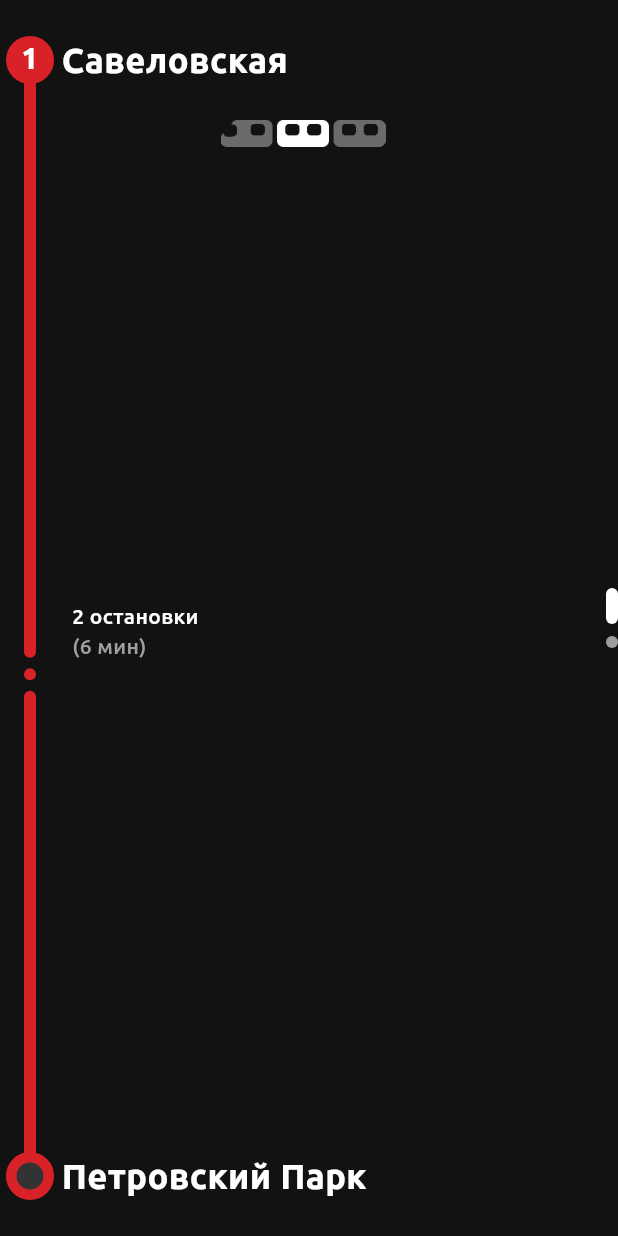
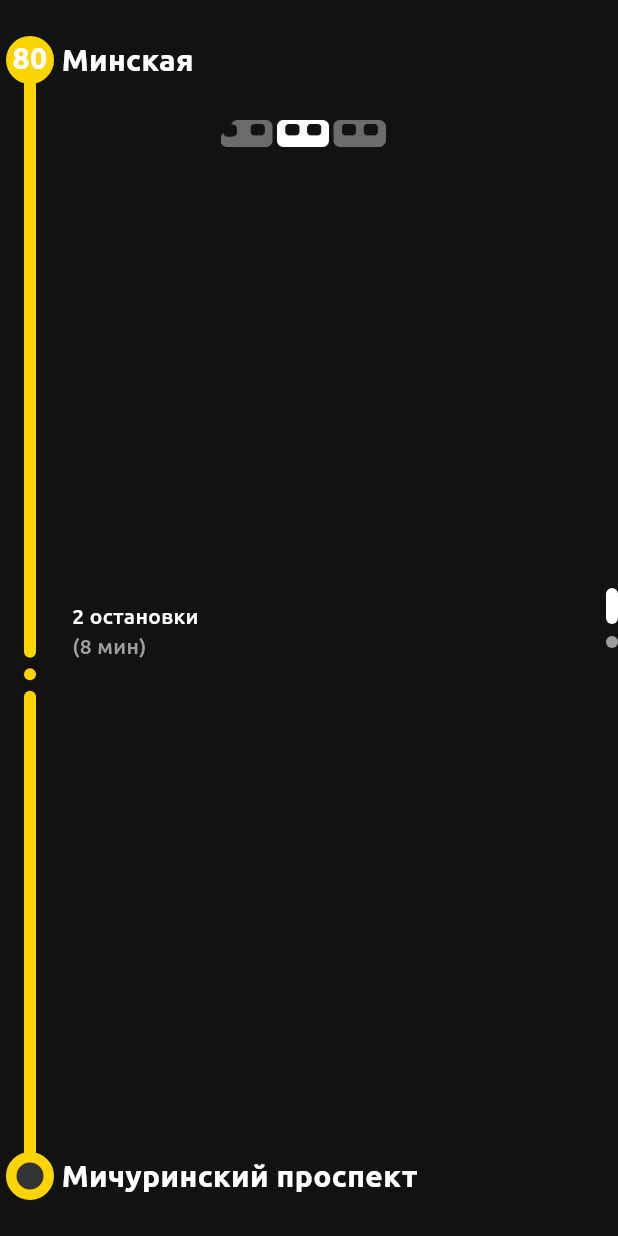
Before and after one commit to chftm/mosmetro_wear, a Flutter app: the screen it shows after launch, after a tap on "Start route", on a phone screen of 412 x 824 dp. Run offline on Flutter 3.47's test engine with Material 2 defaults, Android fonts, the phone set to English and light mode, and no system bars; drawn by our look-alikes of smooth_page_indicator; our stand-ins replace bloc, flutter_bloc, sensors_plus, slider_button; project files that could hold a hidden picture were left out.

Commit message:
add a better hardcoded route

```diff
--- a/lib/view/screens/main_screen.dart
+++ b/lib/view/screens/main_screen.dart
@@ -16,23 +16,24 @@ class MainScreen extends StatelessWidget {
                 const RouteStarted([
                   [
                     Station(
-                      name: 'Савеловская',
-                      line: 1,
+                      name: 'Минская',
+                      line: 80,
                       boardingWagon: BoardingWagon.middle,
                     ),
-                    Station(name: 'Остановка 1', line: 1),
-                    Station(name: 'Остановка 2', line: 1),
-                    Station(name: 'Петровский Парк', line: 1),
+                    Station(name: 'Ломоносовский проспект', line: 80),
+                    Station(name: 'Раменки', line: 80),
+                    Station(name: 'Мичуринский проспект', line: 80),
                   ],
                   [
                     Station(
-                      name: 'Савеловская',
-                      line: 4,
-                      boardingWagon: BoardingWagon.middle,
+                      name: 'Мичуринский проспект',
+                      line: 11,
+                      boardingWagon: BoardingWagon.first,
                     ),
-                    Station(name: 'Остановка 1', line: 4),
-                    Station(name: 'Остановка 2', line: 4),
-                    Station(name: 'Петровский Парк', line: 4),
+                    Station(name: 'Проспект Вернадского', line: 11),
+                    Station(name: 'Новаторская', line: 11),
+                    Station(name: 'Воронцовская', line: 11),
+                    Station(name: 'Зюзино', line: 11),
                   ],
                 ]),
               ),
--- a/lib/view/widgets/line/line_widget.dart
+++ b/lib/view/widgets/line/line_widget.dart
@@ -64,7 +64,7 @@ class LineWidget extends StatelessWidget {
                       style: const TextStyle(fontWeight: FontWeight.w500),
                     ),
                     Text(
-                      '(${middleStations * 3} мин)',
+                      '(${middleStations * 4} мин)',
                       style: const TextStyle(
                         color: Colors.grey,
                         fontWeight: FontWeight.w500,
--- a/lib/view/widgets/line/station_widget.dart
+++ b/lib/view/widgets/line/station_widget.dart
@@ -37,7 +37,7 @@ class StationWidget extends StatelessWidget {
               child: Text(
                 station.name,
                 style: const TextStyle(
-                  fontSize: 23,
+                  fontSize: 20,
                   fontWeight: FontWeight.bold,
                   height: 1,
                 ),
```
